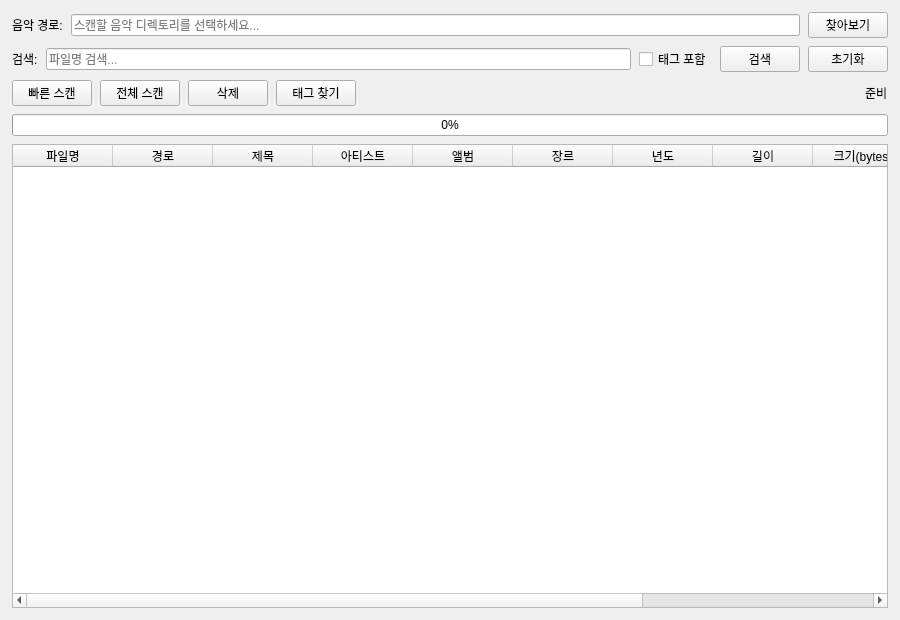
Before: the Qt Designer form src/main_window.ui in musiren/mp3-archive, drawn with Qt 5.
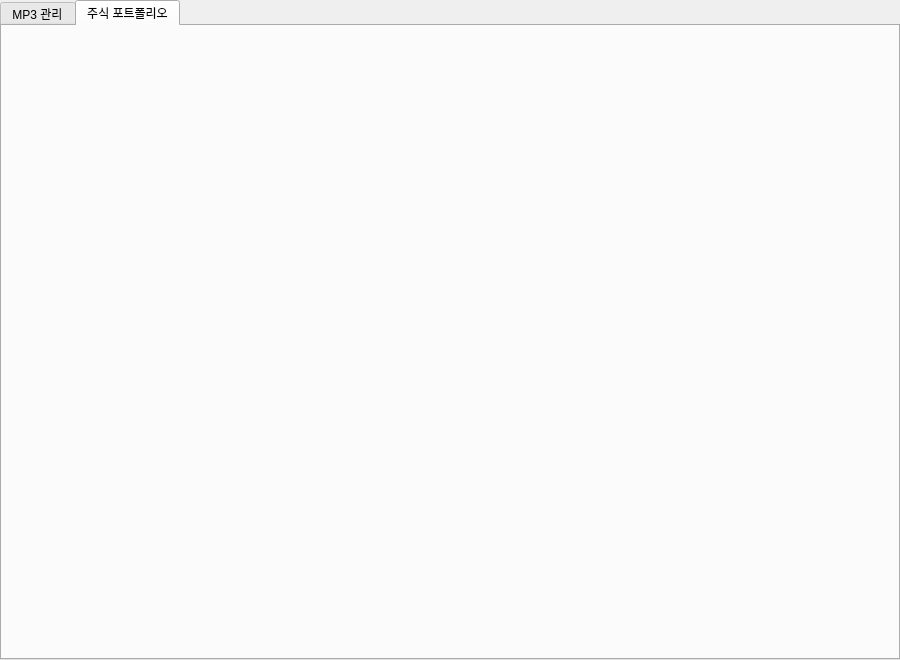
After: the same form once the commit is applied. The open tabs and pages were chosen to show the change.

Commit message: feat: add stock portfolio tracker tab

The edit to the form file:
```diff
--- a/src/main_window.ui
+++ b/src/main_window.ui
@@ -7,7 +7,7 @@
     <x>0</x>
     <y>0</y>
     <width>900</width>
-    <height>620</height>
+    <height>660</height>
    </rect>
   </property>
   <property name="windowTitle">
@@ -16,6 +16,33 @@
   <widget class="QWidget" name="centralwidget">
    <layout class="QVBoxLayout" name="verticalLayout">
     <property name="spacing">
+     <number>0</number>
+    </property>
+    <property name="leftMargin">
+     <number>0</number>
+    </property>
+    <property name="topMargin">
+     <number>0</number>
+    </property>
+    <property name="rightMargin">
+     <number>0</number>
+    </property>
+    <property name="bottomMargin">
+     <number>0</number>
+    </property>
+    <item>
+     <!-- Top-level tab widget: MP3 manager | Portfolio tracker -->
+     <widget class="QTabWidget" name="main_tabs">
+      <property name="currentIndex">
+       <number>0</number>
+      </property>
+      <!-- ── Tab 0: MP3 관리 ─────────────────────────────────────────── -->
+      <widget class="QWidget" name="tab_mp3">
+       <attribute name="title">
+        <string>MP3 관리</string>
+       </attribute>
+       <layout class="QVBoxLayout" name="mp3Layout">
+        <property name="spacing">
      <number>8</number>
     </property>
     <property name="leftMargin">
@@ -292,6 +319,33 @@
       <column>
        <property name="text"><string>수정일시</string></property>
       </column>
+         </widget>
+        </item>
+       </layout>
+      </widget>
+      <!-- ── Tab 1: 주식 포트폴리오 ──────────────────────────────────── -->
+      <widget class="QWidget" name="tab_portfolio">
+       <attribute name="title">
+        <string>주식 포트폴리오</string>
+       </attribute>
+       <layout class="QVBoxLayout" name="portfolioLayout">
+        <property name="spacing">
+         <number>0</number>
+        </property>
+        <property name="leftMargin">
+         <number>0</number>
+        </property>
+        <property name="topMargin">
+         <number>0</number>
+        </property>
+        <property name="rightMargin">
+         <number>0</number>
+        </property>
+        <property name="bottomMargin">
+         <number>0</number>
+        </property>
+       </layout>
+      </widget>
      </widget>
     </item>
    </layout>
```
Lines whose indentation alone changed are shown as unchanged. The commit also changes 8 other files.
